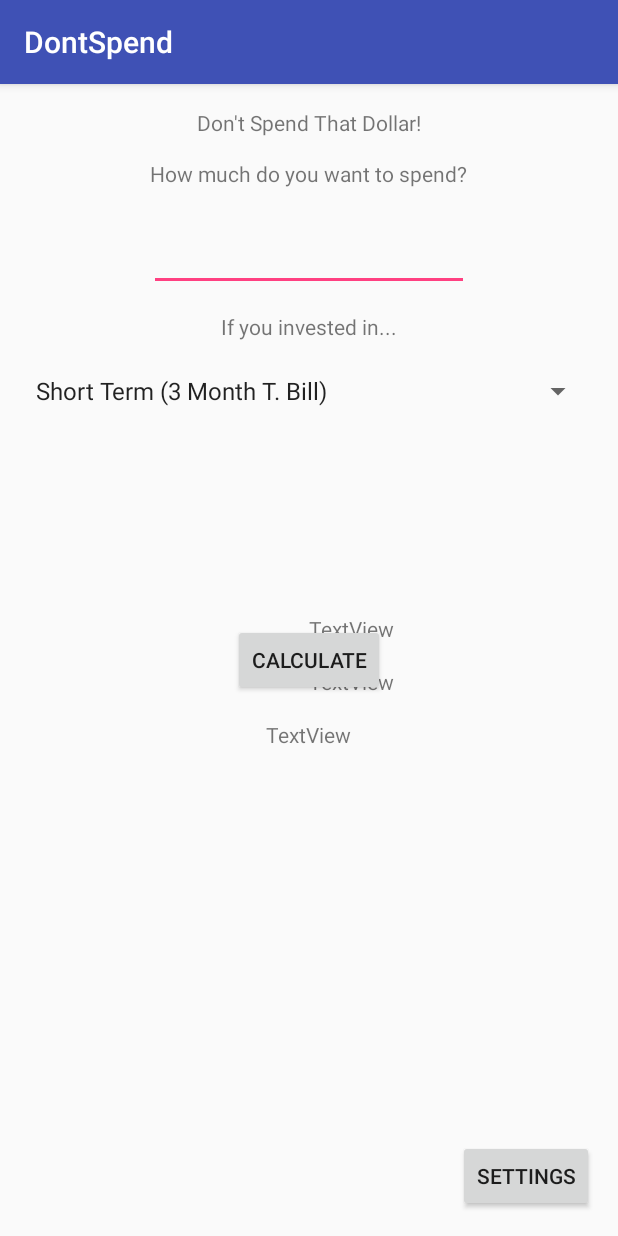
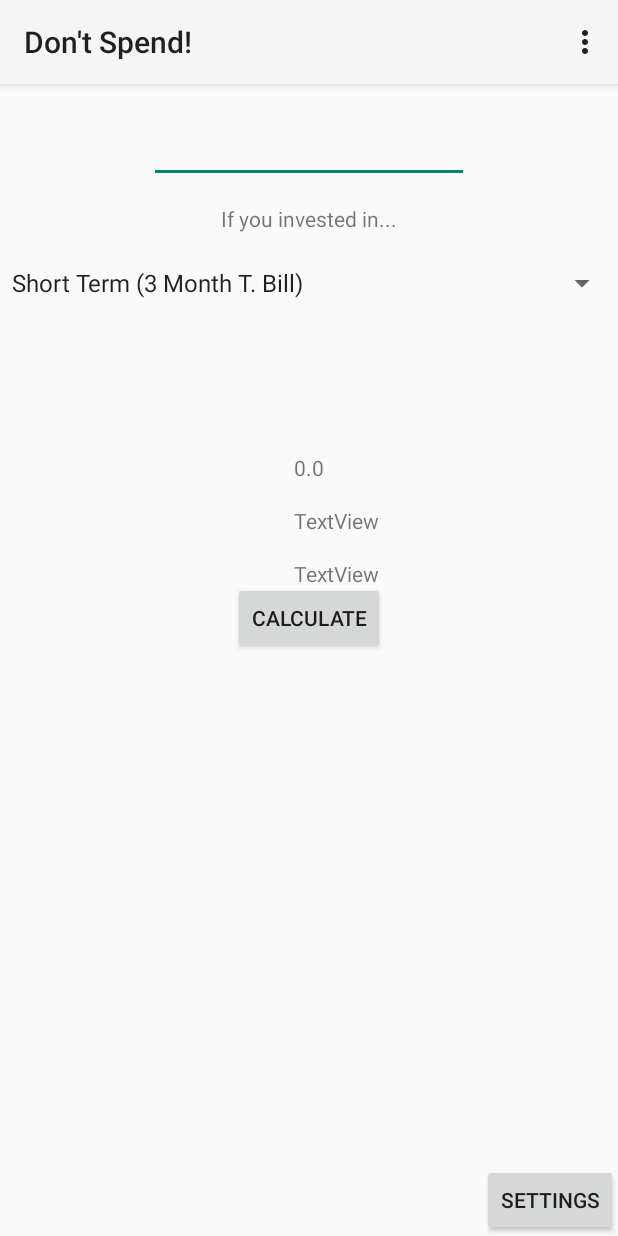
Before and after one commit to davidwangdw/DontSpend-Android, an Android app: the screen it shows after launch (MainActivity), after a tap on "CALCULATE", on a phone screen of 412 x 824 dp. Run offline under Robolectric (Android 15) with nearby library versions, the phone set to English and light mode, and no system bars; 2 statements that could not run were skipped.

Commit message:
functionality changes, added menu bar

```diff
--- a/app/build.gradle
+++ b/app/build.gradle
@@ -7,7 +7,7 @@ android {
 
     defaultConfig {
         applicationId "com.davidwang.dontspend"
-        minSdkVersion 16
+        minSdkVersion 21
         targetSdkVersion 25
         versionCode 1
         versionName "1.0"
--- a/app/src/main/AndroidManifest.xml
+++ b/app/src/main/AndroidManifest.xml
@@ -3,12 +3,11 @@
     package="com.davidwang.dontspend">
 
     <application
-        android:debuggable="false"
         android:allowBackup="true"
         android:icon="@mipmap/ic_launcher"
         android:label="@string/app_name"
         android:supportsRtl="true"
-        android:theme="@style/AppTheme">
+        android:theme="@style/Theme.AppCompat.Light.NoActionBar">
         <activity android:name=".MainActivity">
             <intent-filter>
                 <action android:name="android.intent.action.MAIN" />
--- a/app/src/main/java/com/davidwang/dontspend/MainActivity.java
+++ b/app/src/main/java/com/davidwang/dontspend/MainActivity.java
@@ -3,6 +3,7 @@ package com.davidwang.dontspend;
 import android.net.Uri;
 import android.support.v7.app.AppCompatActivity;
 import android.os.Bundle;
+import android.support.v7.widget.Toolbar;
 import android.widget.AdapterView;
 import android.widget.ArrayAdapter;
 import android.widget.Button;
@@ -13,10 +14,12 @@ import android.widget.Toast;
 import android.view.View;
 import android.content.Intent;
 import android.widget.AdapterView.OnItemSelectedListener;
+import com.davidwang.dontspend.R;
 import java.util.ArrayList;
 import java.util.List;
 import android.app.Activity;
 import android.util.Log;
+import java.text.NumberFormat;
 
 import com.google.android.gms.appindexing.Action;
 import com.google.android.gms.appindexing.AppIndex;
@@ -37,16 +40,28 @@ public class MainActivity extends AppCompatActivity implements OnItemSelectedLis
     TextView thirtyYearCalculationText;
 
     Button settingsButton;
-    /**
-     * ATTENTION: This was auto-generated to implement the App Indexing API.
-     * See https://g.co/AppIndexing/AndroidStudio for more information.
-     */
-    //private GoogleApiClient client;
+
+    // numbers
+
+    // these are the geometric returns calculated from the bottom website for the years 1928 - 2015
+    // http://pages.stern.nyu.edu/~adamodar/New_Home_Page/datafile/histretSP.html
+    // inflation rates are gathered from this website for the years 1914 - 2016
+    // http://www.tradingeconomics.com/united-states/inflation-cpi
+
+    Double inflation = 0.0329;
+    Double returnForSP500 = 0.0950;
+    Double returnForShortTerm = 0.0345;
+    Double returnForLongTerm = 0.0496;
+
+    //for real or nominal values
+    Integer dollarValue = 0;
 
     @Override
     protected void onCreate(Bundle savedInstanceState) {
         super.onCreate(savedInstanceState);
         setContentView(R.layout.activity_main);
+
+        initToolbar();
 
         // spinner element
         Spinner spinner = (Spinner) findViewById(R.id.spinner1);
@@ -68,6 +83,7 @@ public class MainActivity extends AppCompatActivity implements OnItemSelectedLis
 
         mButton = (Button) findViewById(R.id.calculateButton);
         mEdit = (EditText) findViewById(R.id.dollarInputField);
+
         fiveYearCalculationText = (TextView) findViewById(R.id.fiveYearCalculationResult);
         tenYearCalculationText = (TextView) findViewById(R.id.tenYearCalculationResult);
         twentyYearCalculationText = (TextView) findViewById(R.id.twentyYearCalculationResult);
@@ -78,8 +94,18 @@ public class MainActivity extends AppCompatActivity implements OnItemSelectedLis
         mButton.setOnClickListener(
                 new View.OnClickListener() {
                     public void onClick(View view) {
+                        // get values from all the fields
+
+                        Double amount = Double.parseDouble(mEdit.getText().toString());
+
+                        NumberFormat formatter = NumberFormat.getCurrencyInstance();
+
                         //Log.v("EditText", mEdit.getText().toString());
-                        fiveYearCalculationText.setText(mEdit.getText());
+
+                        Double fiveYearReturn = returnsIfInvested(amount, returnForShortTerm, 5.0, 0);
+                        String fiveYearReturnString = formatter.format(fiveYearReturn);
+
+                        fiveYearCalculationText.setText(fiveYearReturn.toString());
                     }
                 });
 
@@ -92,6 +118,28 @@ public class MainActivity extends AppCompatActivity implements OnItemSelectedLis
         Intent intent = new Intent(this, SettingsScreenActivity.class);
         startActivity(intent);
         //System.out.println("Hello");
+    }
+
+    // calculations
+    public double returnsIfInvested(Double amount, Double rate, Double years, Integer dollar)
+    {
+        if (dollar == 0)
+        {
+            return amount*Math.pow(1 + rate - inflation,years);
+        }
+        else
+        {
+            return amount*Math.pow(1 + rate,years);
+         }
+
+    }
+
+    private void initToolbar() {
+        Toolbar myToolbar = (Toolbar) findViewById(R.id.my_toolbar);
+        //mToolbar.setTitleTextColor(Color.WHITE);
+        myToolbar.setTitle("Don't Spend!");
+        myToolbar.showOverflowMenu();
+        setSupportActionBar(myToolbar);
     }
 
     @Override
@@ -109,7 +157,9 @@ public class MainActivity extends AppCompatActivity implements OnItemSelectedLis
         // TODO Auto-generated method stub
     }
 
-
-
-
+    @Override
+    public boolean onCreateOptionsMenu(android.view.Menu menu) {
+        getMenuInflater().inflate(R.menu.menu, menu);
+        return true;
+    }
 }
--- a/app/src/main/res/layout/activity_main.xml
+++ b/app/src/main/res/layout/activity_main.xml
@@ -3,12 +3,17 @@
     xmlns:tools="http://schemas.android.com/tools"
     android:id="@+id/activity_main"
     android:layout_width="match_parent"
-    android:layout_height="match_parent"
-    android:paddingBottom="@dimen/activity_vertical_margin"
-    android:paddingLeft="@dimen/activity_horizontal_margin"
-    android:paddingRight="@dimen/activity_horizontal_margin"
-    android:paddingTop="@dimen/activity_vertical_margin"
+    android:layout_height="wrap_content"
     tools:context="com.davidwang.dontspend.MainActivity">
+
+    <android.support.v7.widget.Toolbar
+        android:id="@+id/my_toolbar"
+        android:layout_width="match_parent"
+        android:layout_height="?attr/actionBarSize"
+        android:background="?attr/colorPrimary"
+        android:elevation="4dp"
+        android:theme="@style/ThemeOverlay.AppCompat.ActionBar"
+        android:popupTheme="@style/ThemeOverlay.AppCompat.Light"/>
 
     <TextView
         android:layout_width="wrap_content"
--- /dev/null
+++ b/app/src/main/res/menu/menu.xml
@@ -0,0 +1,28 @@
+<menu
+    xmlns:android="http://schemas.android.com/apk/res/android"
+    xmlns:app="http://schemas.android.com/apk/res-auto"
+    xmlns:tools="http://schemas.android.com/tools"
+    tools:context=".activity.MainActivity">
+
+    <item
+        android:id="@+id/main_activity"
+        android:orderInCategory="100"
+        android:title="Future Value Caclulator"
+        app:showAsAction="never"
+        android:visible="true" />
+
+    <item
+        android:id="@+id/retirement_activity"
+        android:orderInCategory="100"
+        android:title="Retirement Calculator"
+        app:showAsAction="never"
+        android:visible="true" />
+
+    <item
+        android:id="@+id/action_settings"
+        android:orderInCategory="100"
+        android:title="Settings"
+        app:showAsAction="never"
+        android:visible="true" />
+
+</menu>
```
